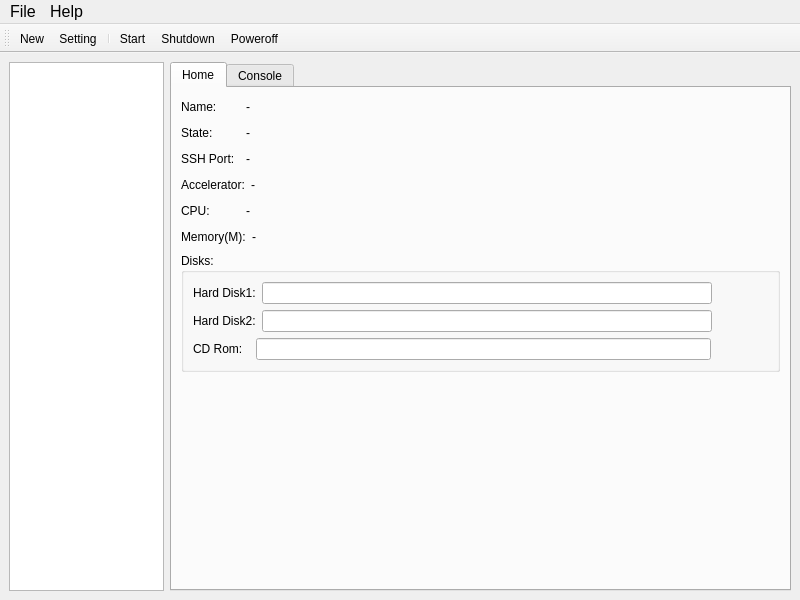
The window that mainwindow.ui (rayylee/q-qemu) describes before a commit, drawn with Qt 5.
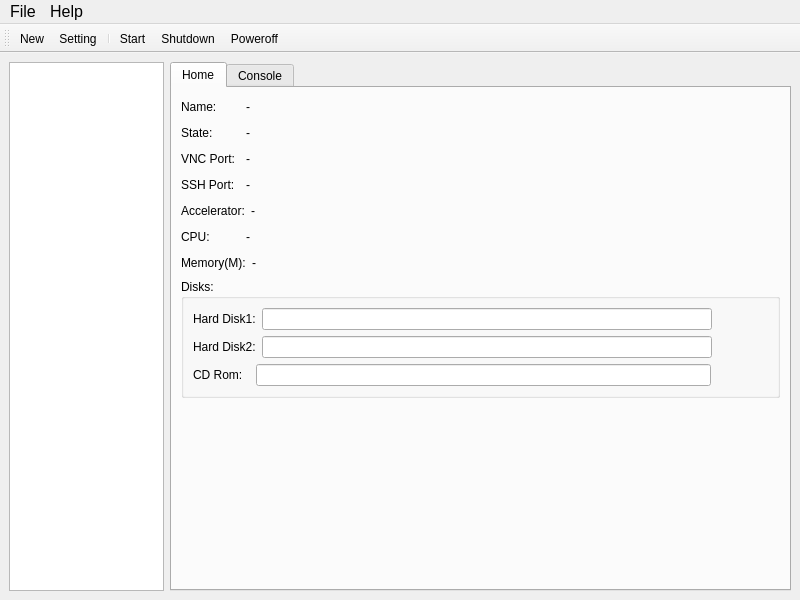
The same window after the commit. The open tabs and pages were chosen to show the change. Icons and pictures are not drawn.

Commit message: add vnc port

Patch:
```diff
--- a/mainwindow.ui
+++ b/mainwindow.ui
@@ -113,6 +113,37 @@
               </item>
              </layout>
             </item>
+            <item>
+             <layout class="QHBoxLayout" name="hLayout3_7" stretch="1,2,7">
+              <item>
+               <widget class="QLabel" name="label3_7_1">
+                <property name="text">
+                 <string>VNC Port:</string>
+                </property>
+               </widget>
+              </item>
+              <item>
+               <widget class="QLabel" name="vmVncPortLabel">
+                <property name="text">
+                 <string>-</string>
+                </property>
+               </widget>
+              </item>
+              <item>
+               <spacer name="horizontalSpacer3_7_1">
+                <property name="orientation">
+                 <enum>Qt::Horizontal</enum>
+                </property>
+                <property name="sizeHint" stdset="0">
+                 <size>
+                  <width>40</width>
+                  <height>20</height>
+                 </size>
+                </property>
+               </spacer>
+              </item>
+             </layout>
+            </item>
             <item>
              <layout class="QHBoxLayout" name="hLayout3_6" stretch="1,2,7">
               <item>
```
Left out of the diff: 2 changed lines with no effect on the pictures. The commit also changes 6 other files.
